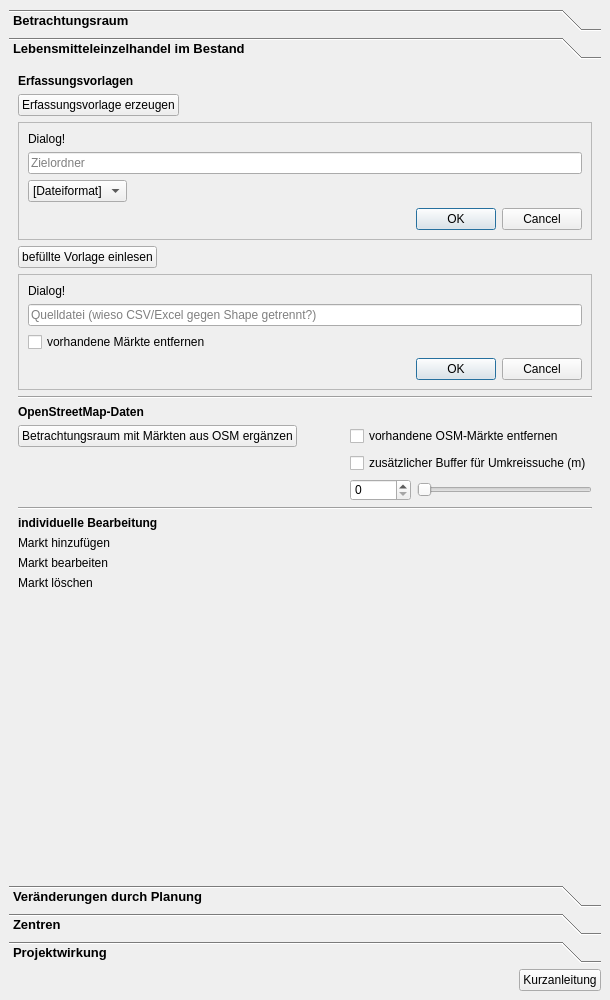
Before: the Qt Designer form projektcheck/ui/ProjektCheck_dockwidget_analysis_08-SKSM.ui in projektcheck/ProjektCheck-QGIS, drawn with Qt 5.
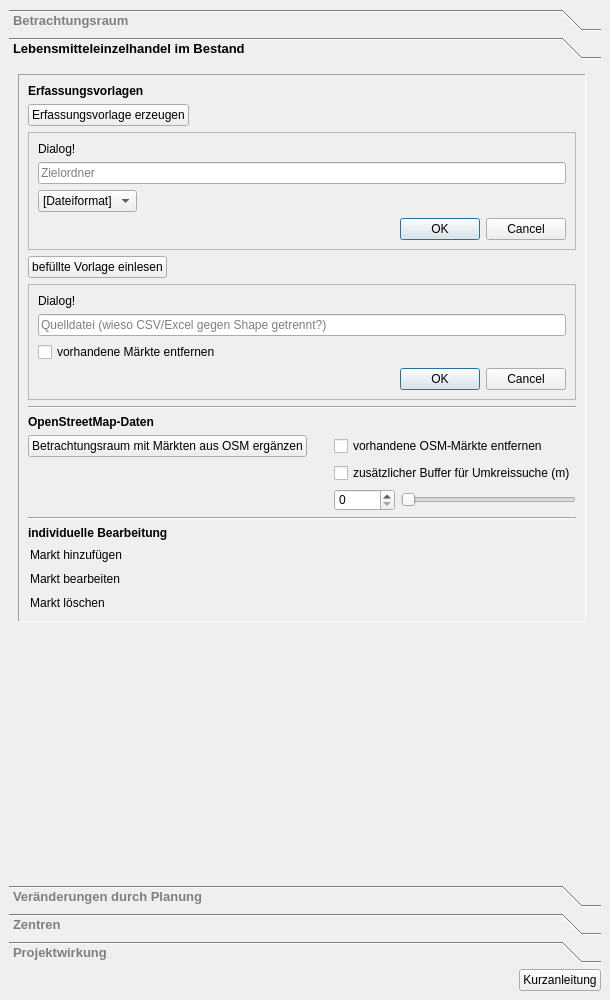
After: the same form once the commit is applied. The open tabs and pages were chosen to show the change. Icons and pictures are not drawn.

Commit message: consistent design and button icons and icons

Diff of the .ui file:
```diff
--- a/projektcheck/ui/ProjektCheck_dockwidget_analysis_08-SKSM.ui
+++ b/projektcheck/ui/ProjektCheck_dockwidget_analysis_08-SKSM.ui
@@ -13,6 +13,10 @@
   <property name="styleSheet">
    <string notr="true">QToolBox:tab {
 	font: bold 10pt ;
+    color: Grey;
+}
+QToolBox:tab:selected {
+	font: bold 10pt ;
     color: black;
 }
 QGroupBox::title {
@@ -22,6 +26,27 @@
 QPushButton::flat{
 background-color: none;
 border: 0;
+border-style:none;
+border-color: blue;
+border-width: 0px;
+border-radius: 0px;
+padding:2px;
+}
+QPushButton::flat:hover{
+background-color: azure;
+border-style:solid;
+border-color: royalblue;
+border-width: 1px;
+border-radius: 0px;
+padding: 2px;
+}
+QPushButton::flat:pressed{
+background-color: powderblue;
+border-style:solid;
+border-color: royalblue;
+border-width: 1px;
+border-radius: 0px;
+padding: 2px;
 }</string>
   </property>
   <property name="windowTitle">
@@ -129,7 +154,29 @@
         <string>Lebensmitteleinzelhandel im Bestand</string>
        </attribute>
        <layout class="QGridLayout" name="gridLayout_3">
+        <item row="7" column="1" colspan="2">
+         <spacer name="verticalSpacer_2">
+          <property name="orientation">
+           <enum>Qt::Vertical</enum>
+          </property>
+          <property name="sizeHint" stdset="0">
+           <size>
+            <width>20</width>
+            <height>40</height>
+           </size>
+          </property>
+         </spacer>
+        </item>
         <item row="0" column="1">
+         <widget class="QFrame" name="frame_4">
+          <property name="frameShape">
+           <enum>QFrame::Panel</enum>
+          </property>
+          <property name="frameShadow">
+           <enum>QFrame::Sunken</enum>
+          </property>
+          <layout class="QGridLayout" name="gridLayout_5">
+           <item row="0" column="0">
          <widget class="QLabel" name="label_2">
           <property name="font">
            <font>
@@ -142,7 +189,30 @@
           </property>
          </widget>
         </item>
-        <item row="2" column="1" colspan="5">
+           <item row="1" column="0">
+            <widget class="QPushButton" name="pushButton_45">
+             <property name="sizePolicy">
+              <sizepolicy hsizetype="Fixed" vsizetype="Fixed">
+               <horstretch>0</horstretch>
+               <verstretch>0</verstretch>
+              </sizepolicy>
+             </property>
+             <property name="layoutDirection">
+              <enum>Qt::LeftToRight</enum>
+             </property>
+             <property name="text">
+              <string>Erfassungsvorlage erzeugen</string>
+             </property>
+             <property name="icon">
+              <iconset>
+               <normaloff>../../images/iconset_mob/20190619_iconset_mob_template_create_1.png</normaloff>../../images/iconset_mob/20190619_iconset_mob_template_create_1.png</iconset>
+             </property>
+             <property name="checkable">
+              <bool>true</bool>
+             </property>
+            </widget>
+           </item>
+           <item row="2" column="0" colspan="4">
          <widget class="QFrame" name="frame">
           <property name="frameShape">
            <enum>QFrame::StyledPanel</enum>
@@ -212,7 +282,30 @@
           </layout>
          </widget>
         </item>
-        <item row="4" column="1" colspan="5">
+           <item row="3" column="0">
+            <widget class="QPushButton" name="pushButton_46">
+             <property name="sizePolicy">
+              <sizepolicy hsizetype="Fixed" vsizetype="Fixed">
+               <horstretch>0</horstretch>
+               <verstretch>0</verstretch>
+              </sizepolicy>
+             </property>
+             <property name="layoutDirection">
+              <enum>Qt::LeftToRight</enum>
+             </property>
+             <property name="text">
+              <string>befüllte Vorlage einlesen</string>
+             </property>
+             <property name="icon">
+              <iconset>
+               <normaloff>../../images/iconset_mob/20190619_iconset_mob_template_read_1.png</normaloff>../../images/iconset_mob/20190619_iconset_mob_template_read_1.png</iconset>
+             </property>
+             <property name="checkable">
+              <bool>true</bool>
+             </property>
+            </widget>
+           </item>
+           <item row="4" column="0" colspan="4">
          <widget class="QFrame" name="frame_2">
           <property name="frameShape">
            <enum>QFrame::StyledPanel</enum>
@@ -265,7 +358,14 @@
           </layout>
          </widget>
         </item>
-        <item row="7" column="1">
+           <item row="5" column="0" colspan="4">
+            <widget class="Line" name="line">
+             <property name="orientation">
+              <enum>Qt::Horizontal</enum>
+             </property>
+            </widget>
+           </item>
+           <item row="6" column="0">
          <widget class="QLabel" name="label_5">
           <property name="font">
            <font>
@@ -278,34 +378,7 @@
           </property>
          </widget>
         </item>
-        <item row="6" column="1" colspan="5">
-         <widget class="Line" name="line">
-          <property name="orientation">
-           <enum>Qt::Horizontal</enum>
-          </property>
-         </widget>
-        </item>
-        <item row="12" column="4" colspan="2">
-         <widget class="QCheckBox" name="checkBox_23">
-          <property name="text">
-           <string>zusätzlicher Buffer für Umkreissuche (m)</string>
-          </property>
-         </widget>
-        </item>
-        <item row="11" column="2">
-         <spacer name="horizontalSpacer">
-          <property name="orientation">
-           <enum>Qt::Horizontal</enum>
-          </property>
-          <property name="sizeHint" stdset="0">
-           <size>
-            <width>40</width>
-            <height>20</height>
-           </size>
-          </property>
-         </spacer>
-        </item>
-        <item row="11" column="1">
+           <item row="7" column="0">
          <widget class="QPushButton" name="pushButton">
           <property name="sizePolicy">
            <sizepolicy hsizetype="Minimum" vsizetype="Fixed">
@@ -322,171 +395,58 @@
           </property>
          </widget>
         </item>
-        <item row="3" column="1">
-         <widget class="QPushButton" name="pushButton_46">
-          <property name="sizePolicy">
-           <sizepolicy hsizetype="Fixed" vsizetype="Fixed">
-            <horstretch>0</horstretch>
-            <verstretch>0</verstretch>
-           </sizepolicy>
-          </property>
-          <property name="layoutDirection">
-           <enum>Qt::LeftToRight</enum>
-          </property>
-          <property name="text">
-           <string>befüllte Vorlage einlesen</string>
-          </property>
-          <property name="icon">
-           <iconset>
-            <normaloff>../../images/iconset_mob/20190619_iconset_mob_template_read_1.png</normaloff>../../images/iconset_mob/20190619_iconset_mob_template_read_1.png</iconset>
-          </property>
-          <property name="checkable">
-           <bool>true</bool>
-          </property>
-         </widget>
-        </item>
-        <item row="13" column="5">
-         <widget class="QSlider" name="horizontalSlider">
-          <property name="maximum">
-           <number>10000</number>
-          </property>
+           <item row="7" column="1">
+            <spacer name="horizontalSpacer">
           <property name="orientation">
            <enum>Qt::Horizontal</enum>
           </property>
-         </widget>
-        </item>
-        <item row="13" column="4">
-         <widget class="QSpinBox" name="spinBox">
-          <property name="maximum">
-           <number>10000</number>
-          </property>
-         </widget>
-        </item>
-        <item row="1" column="1">
-         <widget class="QPushButton" name="pushButton_45">
-          <property name="sizePolicy">
-           <sizepolicy hsizetype="Fixed" vsizetype="Fixed">
-            <horstretch>0</horstretch>
-            <verstretch>0</verstretch>
-           </sizepolicy>
-          </property>
-          <property name="layoutDirection">
-           <enum>Qt::LeftToRight</enum>
-          </property>
-          <property name="text">
-           <string>Erfassungsvorlage erzeugen</string>
-          </property>
-          <property name="icon">
-           <iconset>
-            <normaloff>../../images/iconset_mob/20190619_iconset_mob_template_create_1.png</normaloff>../../images/iconset_mob/20190619_iconset_mob_template_create_1.png</iconset>
-          </property>
-          <property name="checkable">
-           <bool>true</bool>
-          </property>
-         </widget>
-        </item>
-        <item row="19" column="1">
-         <widget class="QPushButton" name="pushButton_33">
-          <property name="sizePolicy">
-           <sizepolicy hsizetype="Fixed" vsizetype="Fixed">
-            <horstretch>0</horstretch>
-            <verstretch>0</verstretch>
-           </sizepolicy>
-          </property>
-          <property name="text">
-           <string>Markt löschen</string>
-          </property>
-          <property name="icon">
-           <iconset>
-            <normaloff>../../images/iconset_mob/20190619_iconset_mob_market_delete_1.png</normaloff>
-            <normalon>../../images/iconset_mob/20190619_iconset_mob_market_delete_2.png</normalon>../../images/iconset_mob/20190619_iconset_mob_market_delete_1.png</iconset>
-          </property>
-          <property name="checkable">
-           <bool>true</bool>
-          </property>
-          <property name="autoExclusive">
-           <bool>true</bool>
-          </property>
-          <property name="flat">
-           <bool>true</bool>
-          </property>
-         </widget>
-        </item>
-        <item row="18" column="1">
-         <widget class="QPushButton" name="pushButton_32">
-          <property name="sizePolicy">
-           <sizepolicy hsizetype="Fixed" vsizetype="Fixed">
-            <horstretch>0</horstretch>
-            <verstretch>0</verstretch>
-           </sizepolicy>
-          </property>
-          <property name="text">
-           <string>Markt bearbeiten</string>
-          </property>
-          <property name="icon">
-           <iconset>
-            <normaloff>../../images/iconset_mob/20190619_iconset_mob_market_edit_1.png</normaloff>
-            <normalon>../../images/iconset_mob/20190619_iconset_mob_market_edit_2.png</normalon>../../images/iconset_mob/20190619_iconset_mob_market_edit_1.png</iconset>
-          </property>
-          <property name="checkable">
-           <bool>true</bool>
-          </property>
-          <property name="autoExclusive">
-           <bool>true</bool>
-          </property>
-          <property name="flat">
-           <bool>true</bool>
-          </property>
-         </widget>
-        </item>
-        <item row="11" column="4" colspan="2">
+             <property name="sizeHint" stdset="0">
+              <size>
+               <width>40</width>
+               <height>20</height>
+              </size>
+             </property>
+            </spacer>
+           </item>
+           <item row="7" column="2" colspan="2">
          <widget class="QCheckBox" name="checkBox_22">
           <property name="text">
            <string>vorhandene OSM-Märkte entfernen</string>
           </property>
          </widget>
         </item>
-        <item row="17" column="1">
-         <widget class="QPushButton" name="pushButton_31">
-          <property name="sizePolicy">
-           <sizepolicy hsizetype="Fixed" vsizetype="Fixed">
-            <horstretch>0</horstretch>
-            <verstretch>0</verstretch>
-           </sizepolicy>
-          </property>
+           <item row="8" column="2" colspan="2">
+            <widget class="QCheckBox" name="checkBox_23">
           <property name="text">
-           <string>Markt hinzufügen</string>
-          </property>
-          <property name="icon">
-           <iconset>
-            <normaloff>../../images/iconset_mob/20190619_iconset_mob_market_add_1.png</normaloff>
-            <normalon>../../images/iconset_mob/20190619_iconset_mob_market_add_2.png</normalon>../../images/iconset_mob/20190619_iconset_mob_market_add_1.png</iconset>
-          </property>
-          <property name="checkable">
-           <bool>true</bool>
-          </property>
-          <property name="autoExclusive">
-           <bool>true</bool>
-          </property>
-          <property name="flat">
-           <bool>true</bool>
-          </property>
-         </widget>
-        </item>
-        <item row="20" column="1" colspan="5">
-         <spacer name="verticalSpacer_2">
+              <string>zusätzlicher Buffer für Umkreissuche (m)</string>
+             </property>
+            </widget>
+           </item>
+           <item row="9" column="2">
+            <widget class="QSpinBox" name="spinBox">
+             <property name="maximum">
+              <number>10000</number>
+             </property>
+            </widget>
+           </item>
+           <item row="9" column="3">
+            <widget class="QSlider" name="horizontalSlider">
+             <property name="maximum">
+              <number>10000</number>
+             </property>
+             <property name="orientation">
+              <enum>Qt::Horizontal</enum>
+             </property>
+            </widget>
+           </item>
+           <item row="10" column="0" colspan="4">
+            <widget class="Line" name="line_2">
           <property name="orientation">
-           <enum>Qt::Vertical</enum>
-          </property>
-          <property name="sizeHint" stdset="0">
-           <size>
-            <width>20</width>
-            <height>40</height>
-           </size>
-          </property>
-         </spacer>
-        </item>
-        <item row="16" column="1">
+              <enum>Qt::Horizontal</enum>
+             </property>
+            </widget>
+           </item>
+           <item row="11" column="0">
          <widget class="QLabel" name="label_6">
           <property name="font">
            <font>
@@ -499,11 +459,115 @@
           </property>
          </widget>
         </item>
-        <item row="15" column="1" colspan="5">
-         <widget class="Line" name="line_2">
-          <property name="orientation">
-           <enum>Qt::Horizontal</enum>
-          </property>
+           <item row="12" column="0">
+            <widget class="QPushButton" name="pushButton_31">
+             <property name="sizePolicy">
+              <sizepolicy hsizetype="Fixed" vsizetype="Fixed">
+               <horstretch>0</horstretch>
+               <verstretch>0</verstretch>
+              </sizepolicy>
+             </property>
+             <property name="cursor">
+              <cursorShape>PointingHandCursor</cursorShape>
+             </property>
+             <property name="text">
+              <string>Markt hinzufügen</string>
+             </property>
+             <property name="icon">
+              <iconset>
+               <normaloff>../../images/iconset_mob/20190619_iconset_mob_market_add_1.png</normaloff>
+               <normalon>../../images/iconset_mob/20190619_iconset_mob_market_add_2.png</normalon>../../images/iconset_mob/20190619_iconset_mob_market_add_1.png</iconset>
+             </property>
+             <property name="iconSize">
+              <size>
+               <width>24</width>
+               <height>24</height>
+              </size>
+             </property>
+             <property name="checkable">
+              <bool>true</bool>
+             </property>
+             <property name="autoExclusive">
+              <bool>true</bool>
+             </property>
+             <property name="flat">
+              <bool>true</bool>
+             </property>
+            </widget>
+           </item>
+           <item row="13" column="0">
+            <widget class="QPushButton" name="pushButton_32">
+             <property name="sizePolicy">
+              <sizepolicy hsizetype="Fixed" vsizetype="Fixed">
+               <horstretch>0</horstretch>
+               <verstretch>0</verstretch>
+              </sizepolicy>
+             </property>
+             <property name="cursor">
+              <cursorShape>PointingHandCursor</cursorShape>
+             </property>
+             <property name="text">
+              <string>Markt bearbeiten</string>
+             </property>
+             <property name="icon">
+              <iconset>
+               <normaloff>../../images/iconset_mob/20190619_iconset_mob_market_edit_1.png</normaloff>
+               <normalon>../../images/iconset_mob/20190619_iconset_mob_market_edit_2.png</normalon>../../images/iconset_mob/20190619_iconset_mob_market_edit_1.png</iconset>
+             </property>
+             <property name="iconSize">
+              <size>
+               <width>24</width>
+               <height>24</height>
+              </size>
+             </property>
+             <property name="checkable">
+              <bool>true</bool>
+             </property>
+             <property name="autoExclusive">
+              <bool>true</bool>
+             </property>
+             <property name="flat">
+              <bool>true</bool>
+             </property>
+            </widget>
+           </item>
+           <item row="14" column="0">
+            <widget class="QPushButton" name="pushButton_33">
+             <property name="sizePolicy">
+              <sizepolicy hsizetype="Fixed" vsizetype="Fixed">
+               <horstretch>0</horstretch>
+               <verstretch>0</verstretch>
+              </sizepolicy>
+             </property>
+             <property name="cursor">
+              <cursorShape>PointingHandCursor</cursorShape>
+             </property>
+             <property name="text">
+              <string>Markt löschen</string>
+             </property>
+             <property name="icon">
+              <iconset>
+               <normaloff>../../images/iconset_mob/20190619_iconset_mob_market_delete_1.png</normaloff>
+               <normalon>../../images/iconset_mob/20190619_iconset_mob_market_delete_2.png</normalon>../../images/iconset_mob/20190619_iconset_mob_market_delete_1.png</iconset>
+             </property>
+             <property name="iconSize">
+              <size>
+               <width>24</width>
+               <height>24</height>
+              </size>
+             </property>
+             <property name="checkable">
+              <bool>true</bool>
+             </property>
+             <property name="autoExclusive">
+              <bool>true</bool>
+             </property>
+             <property name="flat">
+              <bool>true</bool>
+             </property>
+            </widget>
+           </item>
+          </layout>
          </widget>
         </item>
        </layout>
```
Left out of the diff: 177 changed lines with no effect on the pictures. Lines whose indentation alone changed are shown as unchanged. The commit also changes 91 other files.
